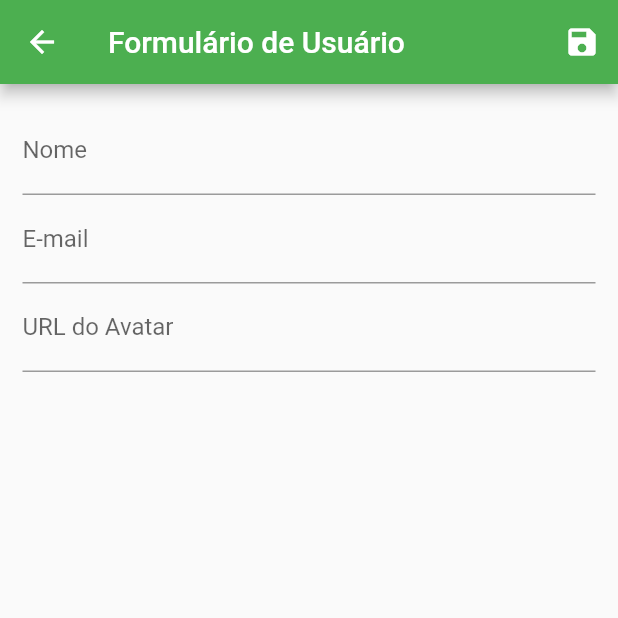
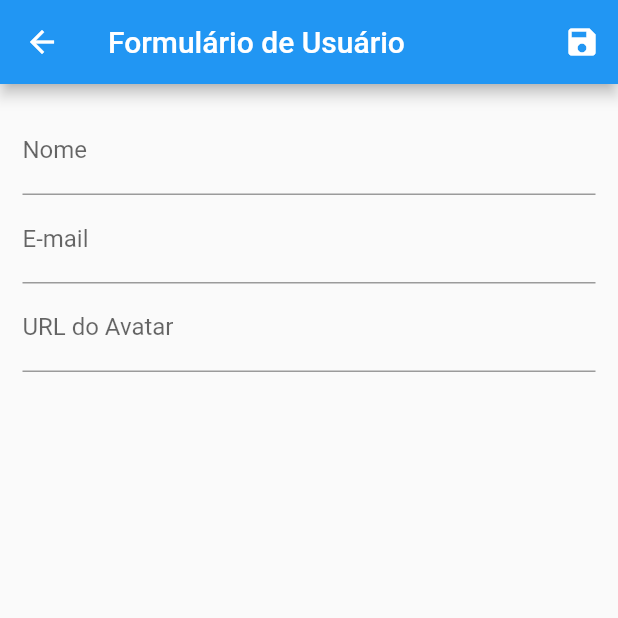
Before and after one commit to joaopauloj/DoIt-All-WEB, a Flutter app: the screen it shows after launch, after a tap on the "edit" icon, on a phone screen of 412 x 824 dp, the top half of it. Run offline on Flutter 3.47's test engine with Material 2 defaults, Android fonts, the phone set to English and light mode, and no system bars; network calls fail.

Commit message:
código conforme visto no curso (algumas linhas comentadas

```diff
--- a/flutter_crud/lib/data/dummy_users.dart
+++ b/flutter_crud/lib/data/dummy_users.dart
@@ -24,5 +24,5 @@ const DUMMY_USERS = {
       name: 'Encanador',
       email: 'encanador@doitallweb.com.br',
       avatarUrl:
-          'https://cdn.pixabay.com/photo/2013/07/13/10/12/human-156741_960_720.png'),
+          'https://cdn.pixabay.com/photo/2013/07/13/10/12/human-156741_960_720.png')
 };
--- a/flutter_crud/lib/main.dart
+++ b/flutter_crud/lib/main.dart
@@ -2,7 +2,6 @@ import 'package:fluter_crud/routes/app_routes.dart';
 import 'package:fluter_crud/views/user-form.dart';
 import 'package:flutter/material.dart';
 import 'package:provider/provider.dart';
-
 import 'provider/users.dart';
 import 'views/user_list.dart';
 
@@ -22,7 +21,7 @@ class MyApp extends StatelessWidget {
       child: MaterialApp(
         title: 'Flutter Demo',
         theme: ThemeData(
-          primarySwatch: Colors.green,
+          primarySwatch: Colors.blue,
           visualDensity: VisualDensity.adaptivePlatformDensity,
         ),
         routes: {
--- a/flutter_crud/lib/models/user.dart
+++ b/flutter_crud/lib/models/user.dart
@@ -1,3 +1,5 @@
+import 'package:flutter/material.dart';
+
 class User {
   final String id;
   final String name;
@@ -9,5 +11,6 @@ class User {
     required this.name,
     required this.email,
     required this.avatarUrl,
+    String? newMethod,
   });
 }
--- a/flutter_crud/lib/views/user-form.dart
+++ b/flutter_crud/lib/views/user-form.dart
@@ -1,15 +1,37 @@
 import 'package:fluter_crud/models/user.dart';
+import 'package:fluter_crud/provider/users.dart';
 import 'package:flutter/material.dart';
+import 'package:provider/provider.dart';
 
-class UserForm extends StatelessWidget {
+class UserForm extends StatefulWidget {
+  @override
+  _UserFormState createState() => _UserFormState();
+}
+
+class _UserFormState extends State<UserForm> {
   final _form = GlobalKey<FormState>();
+
+  final Map<String, String> _formData = {};
+
+  void _loadFormData(User user) {
+    if (user != null) {
+      _formData['id'] = user.id;
+      _formData['name'] = user.name;
+      _formData['email'] = user.email;
+      _formData['avatarUrl'] = user.avatarUrl;
+    }
+  }
+
+  @override
+  void didChangeDependencies() {
+    super.didChangeDependencies();
+
+    //final User user = ModalRoute.of(context)!.settings.arguments;
+    //_loadFormData(user);
+  }
 
   @override
   Widget build(BuildContext context) {
-    final user = ModalRoute.of(context)!.settings.arguments as User;
-
-    print(user.name);
-
     return Scaffold(
       appBar: AppBar(
         title: Text('Formulário de Usuário'),
@@ -21,6 +43,16 @@ class UserForm extends StatelessWidget {
 
               if (isValid) {
                 _form.currentState!.save();
+
+                //Provider.of<Users>(context, listen: false).put(
+                //User(
+                //id: _formData['id'],
+                //name: _formData['name'],
+                //email: _formData['email'],
+                //avatarUrl: _formData['avatarUrl'],
+                //),
+                //);
+
                 Navigator.of(context).pop();
               }
             },
@@ -34,6 +66,7 @@ class UserForm extends StatelessWidget {
           child: Column(
             children: <Widget>[
               TextFormField(
+                initialValue: _formData['name'],
                 decoration: InputDecoration(labelText: 'Nome'),
                 validator: (value) {
                   if (value == null || value.trim().isEmpty) {
@@ -46,18 +79,21 @@ class UserForm extends StatelessWidget {
 
                   return null;
                 },
-                  onSaved: (value) {
-                    print(value);
-                  },
+                onSaved: (value) => _formData['name'] = value!,
               ),
               TextFormField(
+                initialValue: _formData['email'],
                 decoration: InputDecoration(labelText: 'E-mail'),
+                onSaved: (value) => _formData['email'] = value!,
               ),
               TextFormField(
+                initialValue: _formData['avatarUrl'],
                 decoration: InputDecoration(labelText: 'URL do Avatar'),
+                onSaved: (value) => _formData['avatarUrl'] = value!,
               ),
             ],
-            )),
+          ),
+        ),
       ),
     );
   }
```
Lines whose indentation alone changed are shown as unchanged.
